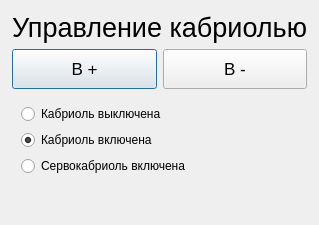
Before: the Qt Designer form KAMEditor/gui/options/kabriolwindow.ui in Xtail96/SML, drawn with Qt 5.
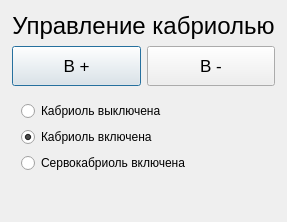
After: the same form once the commit is applied. Icons and pictures are not drawn.

```diff
--- a/KAMEditor/gui/options/kabriolwindow.ui
+++ b/KAMEditor/gui/options/kabriolwindow.ui
@@ -33,7 +33,7 @@
     <widget class="QLabel" name="kabriolTitleLabel">
      <property name="font">
       <font>
-       <pointsize>20</pointsize>
+       <pointsize>18</pointsize>
       </font>
      </property>
      <property name="text">
```
